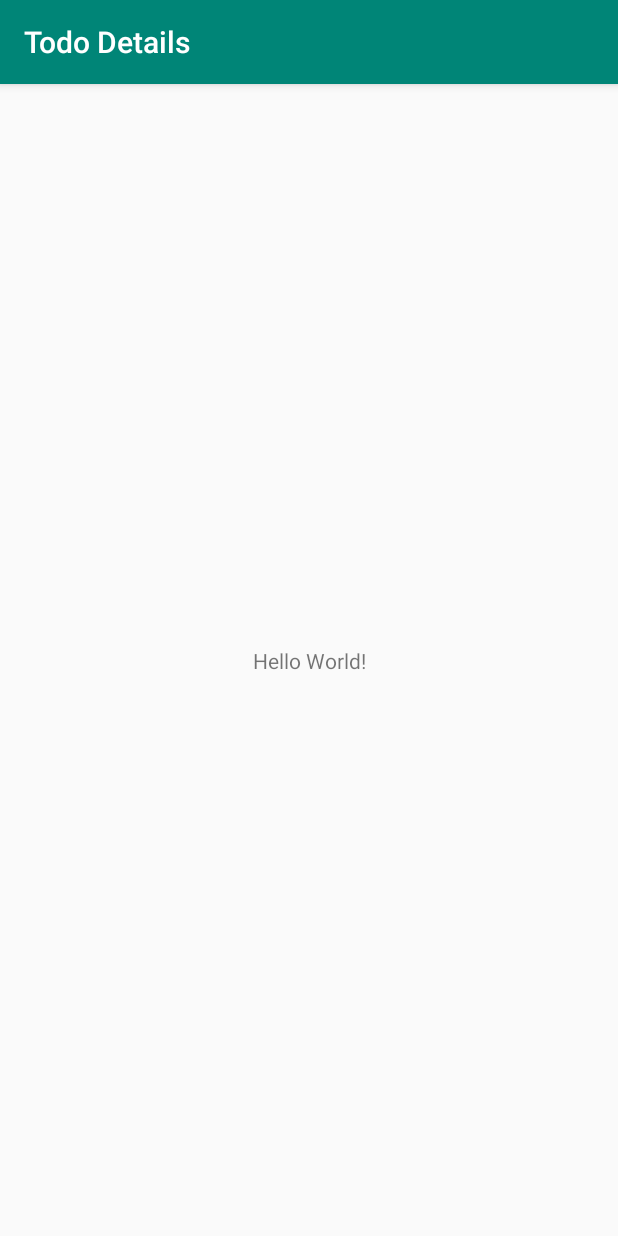
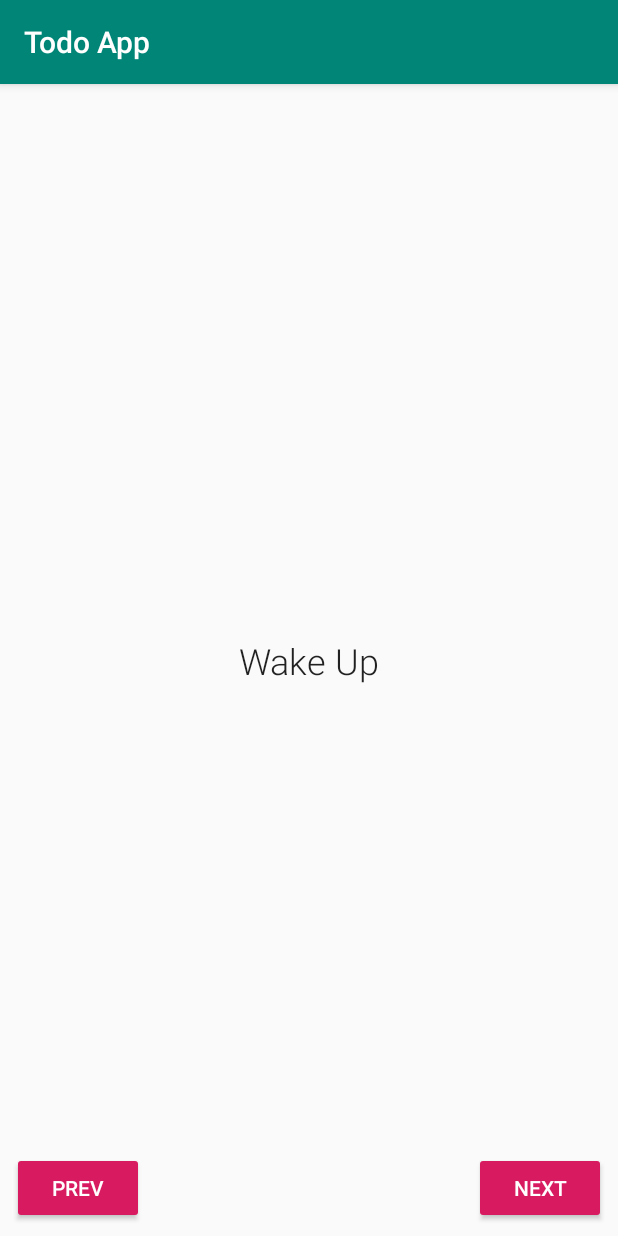
Before and after one commit to varun2948/DMA, an Android app: the screen it shows after launch (MainActivity), on a phone screen of 412 x 824 dp. Run offline under Robolectric (Android 15) with nearby library versions, the light colour scheme and no system bars.

Commit message:
TodoDetails App Cloned

```diff
--- a/Lab/TodoDetails/app/src/main/java/com/example/tododetails/MainActivity.java
+++ b/Lab/TodoDetails/app/src/main/java/com/example/tododetails/MainActivity.java
@@ -1,13 +1,102 @@
 package com.example.tododetails;
 
+import android.content.res.Resources;
 import android.support.v7.app.AppCompatActivity;
 import android.os.Bundle;
+import android.util.Log;
+import android.view.View;
+import android.widget.TextView;
 
 public class MainActivity extends AppCompatActivity {
 
+
+    private String[] tasks = {"Play Football", "Study", "Dinner", "Sleep"};
+    private TextView textView;
+    private int totalLength;
+    int currentIndex;
+    private String[] Todos;
+
     @Override
     protected void onCreate(Bundle savedInstanceState) {
+
+        if (savedInstanceState != null){
+            currentIndex = savedInstanceState.getInt("TodoIndex", 0);
+        }
+
         super.onCreate(savedInstanceState);
         setContentView(R.layout.activity_main);
+        Resources res = getResources();
+        Todos = res.getStringArray(R.array.todos);
+
+        textView = findViewById(R.id.textOutput);
+        textView.setText(Todos[currentIndex]);
+        Log.d("MainActivity", "onCreate()");
+        totalLength = tasks.length;
+
     }
+
+    @Override
+    protected void onSaveInstanceState(Bundle outState) {
+        super.onSaveInstanceState(outState);
+        outState.putInt("TodoIndex",currentIndex);
+        Log.d("MainActivity", "onSave()");
+    }
+
+    public void prevClick(View view) {
+        int newIndex = currentIndex - 1;
+        if (newIndex == -1) {
+            newIndex = Todos.length - 1;
+            currentIndex = newIndex;
+        } else {
+            currentIndex = newIndex;
+        }
+        setValueOnView(Todos[newIndex]);
+    }
+
+    public void nextClick(View view) {
+        int newIndex = currentIndex + 1;
+        if (newIndex == Todos.length) {
+            newIndex = 0;
+            currentIndex = 0;
+        } else {
+            currentIndex = newIndex;
+        }
+        setValueOnView(Todos[newIndex]);
+    }
+
+    private void setValueOnView(String text) {
+        textView.setText(text);
+
+    }
+
+    @Override
+    protected void onStart() {
+        super.onStart();
+        Log.d("MainActivity", "OnStart()");
+    }
+
+    @Override
+    protected void onResume() {
+        super.onResume();
+        Log.d("MainActivity", "onResume()");
+    }
+
+    @Override
+    protected void onStop() {
+        super.onStop();
+        Log.d("MainActivity", "onStop()");
+    }
+
+    @Override
+    protected void onDestroy() {
+        super.onDestroy();
+        Log.d("MainActivity", "onDestroy");
+    }
+
+    @Override
+    protected void onPause() {
+        super.onPause();
+        Log.d("MainActivity", "onPause()");
+    }
+
 }
--- a/Lab/TodoDetails/app/src/main/res/layout/activity_main.xml
+++ b/Lab/TodoDetails/app/src/main/res/layout/activity_main.xml
@@ -6,13 +6,46 @@
     android:layout_height="match_parent"
     tools:context=".MainActivity">
 
-    <TextView
+    <Button
+        android:id="@+id/prev1"
+        style="@style/Widget.AppCompat.Button.Colored"
         android:layout_width="wrap_content"
         android:layout_height="wrap_content"
-        android:text="Hello World!"
+        android:layout_marginStart="8dp"
+        android:layout_marginBottom="8dp"
+        android:onClick="prevClick"
+        android:text="@string/Previous_text"
         app:layout_constraintBottom_toBottomOf="parent"
+        app:layout_constraintStart_toStartOf="parent" />
+
+    <TextView
+        android:id="@+id/textOutput"
+        android:fontFamily="sans-serif-light"
+        style="@style/TextAppearance.AppCompat.Headline"
+        android:layout_width="wrap_content"
+        android:layout_height="wrap_content"
+        android:layout_marginStart="8dp"
+        android:layout_marginEnd="8dp"
+        android:text="@string/text_helloworld"
+        app:layout_constraintBottom_toBottomOf="parent"
+        app:layout_constraintEnd_toEndOf="parent"
         app:layout_constraintLeft_toLeftOf="parent"
         app:layout_constraintRight_toRightOf="parent"
+        app:layout_constraintStart_toStartOf="parent"
         app:layout_constraintTop_toTopOf="parent" />
 
+    <Button
+
+        android:id="@+id/next1"
+
+        style="@style/Widget.AppCompat.Button.Colored"
+        android:layout_width="wrap_content"
+        android:layout_height="wrap_content"
+        android:layout_marginEnd="8dp"
+        android:layout_marginBottom="8dp"
+        android:onClick="nextClick"
+        android:text="Next"
+        app:layout_constraintBottom_toBottomOf="parent"
+        app:layout_constraintEnd_toEndOf="parent" />
+
 </android.support.constraint.ConstraintLayout>
--- a/Lab/TodoDetails/app/src/main/res/values/strings.xml
+++ b/Lab/TodoDetails/app/src/main/res/values/strings.xml
@@ -1,3 +1,14 @@
 <resources>
-    <string name="app_name">Todo Details</string>
+    <string name="app_name">Todo App</string>
+    <string name="text_helloworld">Hello World!</string>
+    <string name="Previous_text">Prev</string>
+
+    <string-array name="todos">
+        <item>Wake Up</item>
+        <item>Drink Coffee</item>
+        <item>Make at Least One Person Laugh</item>
+        <item>Plant a Tree</item>
+        <item>Pounder on duality of existence</item>
+        <item>Go to Sleep</item>
+    </string-array>
 </resources>
```
